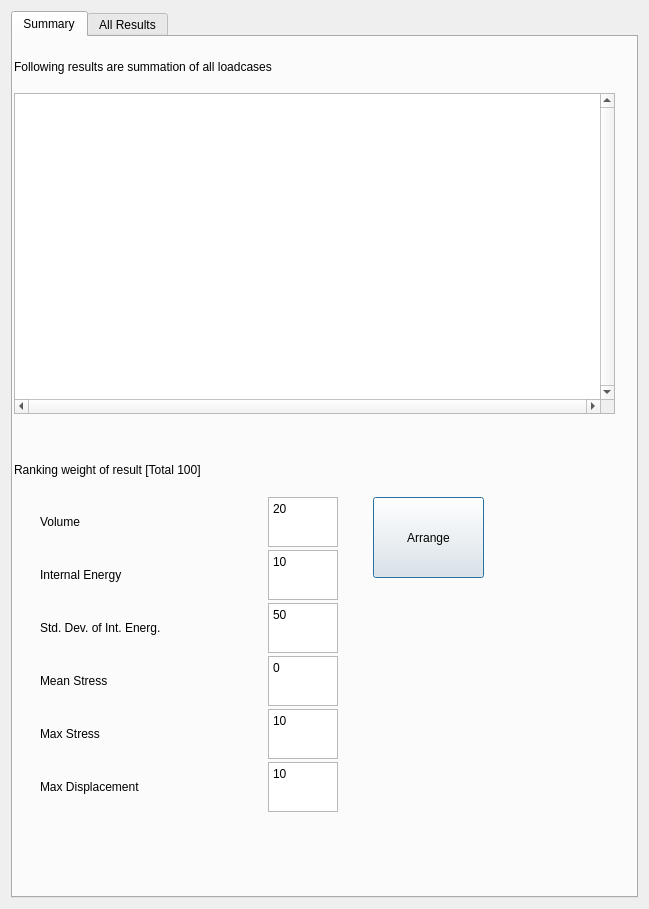
Old version of the form fembygen/Results.ui in the repository kyuhmi/FEMbyGEN.
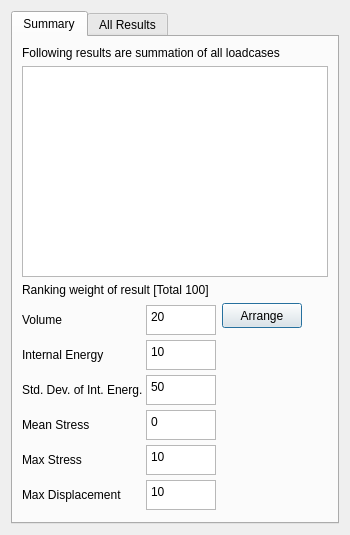
New version of the form. The open tabs and pages were chosen to show the change.

Commit message: added result table sorting

Diff of the .ui file:
```diff
--- a/fembygen/Results.ui
+++ b/fembygen/Results.ui
@@ -6,8 +6,8 @@
    <rect>
     <x>0</x>
     <y>0</y>
-    <width>649</width>
-    <height>909</height>
+    <width>350</width>
+    <height>535</height>
    </rect>
   </property>
   <property name="windowTitle">
@@ -19,7 +19,7 @@
      <property name="minimumSize">
       <size>
        <width>0</width>
-       <height>800</height>
+       <height>0</height>
       </size>
      </property>
      <property name="currentIndex">
@@ -29,27 +29,23 @@
       <attribute name="title">
        <string>Summary</string>
       </attribute>
+      <layout class="QHBoxLayout" name="horizontalLayout_2">
+       <item>
+        <layout class="QVBoxLayout" name="verticalLayout_3">
+         <item>
       <widget class="QLabel" name="label_2">
-       <property name="geometry">
-        <rect>
-         <x>1</x>
-         <y>15</y>
-         <width>585</width>
-         <height>29</height>
-        </rect>
-       </property>
        <property name="text">
         <string>Following results are summation of all loadcases</string>
        </property>
       </widget>
+         </item>
+         <item>
       <widget class="QTableView" name="resultsTable_sum">
-       <property name="geometry">
-        <rect>
-         <x>1</x>
-         <y>56</y>
-         <width>601</width>
-         <height>321</height>
-        </rect>
+           <property name="sizePolicy">
+            <sizepolicy hsizetype="Expanding" vsizetype="Expanding">
+             <horstretch>0</horstretch>
+             <verstretch>0</verstretch>
+            </sizepolicy>
        </property>
        <property name="minimumSize">
         <size>
@@ -67,38 +63,27 @@
         <string>Click the row to open file</string>
        </property>
        <property name="verticalScrollBarPolicy">
-        <enum>Qt::ScrollBarAlwaysOn</enum>
+            <enum>Qt::ScrollBarAsNeeded</enum>
        </property>
        <property name="horizontalScrollBarPolicy">
-        <enum>Qt::ScrollBarAlwaysOn</enum>
+            <enum>Qt::ScrollBarAsNeeded</enum>
        </property>
        <property name="sizeAdjustPolicy">
         <enum>QAbstractScrollArea::AdjustToContents</enum>
        </property>
       </widget>
+         </item>
+         <item>
       <widget class="QLabel" name="label_5">
-       <property name="geometry">
-        <rect>
-         <x>1</x>
-         <y>418</y>
-         <width>433</width>
-         <height>29</height>
-        </rect>
-       </property>
        <property name="text">
         <string>Ranking weight of result [Total 100]</string>
        </property>
       </widget>
-      <widget class="QWidget" name="gridLayoutWidget">
-       <property name="geometry">
-        <rect>
-         <x>2</x>
-         <y>460</y>
-         <width>349</width>
-         <height>317</height>
-        </rect>
-       </property>
-       <layout class="QGridLayout" name="gridLayout_2" rowstretch="1,1,0,0,0,0" columnstretch="1,1" rowminimumheight="2,2,0,0,0,0" columnminimumwidth="1,1">
+         </item>
+         <item>
+          <layout class="QHBoxLayout" name="horizontalLayout">
+           <item>
+            <layout class="QGridLayout" name="gridLayout_2" rowstretch="1,0,0,0,0,0" columnstretch="1,0">
         <property name="spacing">
          <number>3</number>
         </property>
@@ -113,7 +98,7 @@
           <property name="maximumSize">
            <size>
             <width>70</width>
-            <height>50</height>
+                 <height>30</height>
            </size>
           </property>
           <property name="plainText">
@@ -123,6 +108,12 @@
         </item>
         <item row="1" column="0">
          <widget class="QLabel" name="internalenergyL">
+               <property name="maximumSize">
+                <size>
+                 <width>16777215</width>
+                 <height>30</height>
+                </size>
+               </property>
           <property name="text">
            <string>Internal Energy</string>
           </property>
@@ -139,7 +130,7 @@
           <property name="maximumSize">
            <size>
             <width>70</width>
-            <height>50</height>
+                 <height>30</height>
            </size>
           </property>
           <property name="plainText">
@@ -152,7 +143,7 @@
           <property name="maximumSize">
            <size>
             <width>70</width>
-            <height>50</height>
+                 <height>30</height>
            </size>
           </property>
           <property name="plainText">
@@ -171,7 +162,7 @@
           <property name="maximumSize">
            <size>
             <width>70</width>
-            <height>50</height>
+                 <height>30</height>
            </size>
           </property>
           <property name="plainText">
@@ -184,7 +175,7 @@
           <property name="maximumSize">
            <size>
             <width>70</width>
-            <height>50</height>
+                 <height>30</height>
            </size>
           </property>
           <property name="plainText">
@@ -194,6 +185,12 @@
         </item>
         <item row="2" column="0">
          <widget class="QLabel" name="standarddeviationL">
+               <property name="maximumSize">
+                <size>
+                 <width>16777215</width>
+                 <height>30</height>
+                </size>
+               </property>
           <property name="text">
            <string>Std. Dev. of Int. Energ.</string>
           </property>
@@ -201,6 +198,12 @@
         </item>
         <item row="3" column="0">
          <widget class="QLabel" name="meanstressL">
+               <property name="maximumSize">
+                <size>
+                 <width>16777215</width>
+                 <height>30</height>
+                </size>
+               </property>
           <property name="text">
            <string>Mean Stress</string>
           </property>
@@ -211,7 +214,7 @@
           <property name="maximumSize">
            <size>
             <width>70</width>
-            <height>50</height>
+                 <height>30</height>
            </size>
           </property>
           <property name="plainText">
@@ -221,6 +224,12 @@
         </item>
         <item row="5" column="0">
          <widget class="QLabel" name="maxdisplacementL">
+               <property name="maximumSize">
+                <size>
+                 <width>16777215</width>
+                 <height>30</height>
+                </size>
+               </property>
           <property name="text">
            <string>Max Displacement</string>
           </property>
@@ -228,6 +237,12 @@
         </item>
         <item row="4" column="0">
          <widget class="QLabel" name="maxstressL">
+               <property name="maximumSize">
+                <size>
+                 <width>16777215</width>
+                 <height>30</height>
+                </size>
+               </property>
           <property name="text">
            <string>Max Stress</string>
           </property>
@@ -244,7 +259,7 @@
           <property name="maximumSize">
            <size>
             <width>200</width>
-            <height>50</height>
+                 <height>30</height>
            </size>
           </property>
           <property name="text">
@@ -256,20 +271,55 @@
          </widget>
         </item>
        </layout>
-      </widget>
-      <widget class="QPushButton" name="pushButton">
-       <property name="geometry">
-        <rect>
-         <x>360</x>
-         <y>460</y>
-         <width>111</width>
-         <height>81</height>
-        </rect>
+           </item>
+           <item>
+            <layout class="QVBoxLayout" name="verticalLayout_2">
+             <item>
+              <widget class="QPushButton" name="arrange">
+               <property name="minimumSize">
+                <size>
+                 <width>0</width>
+                 <height>25</height>
+                </size>
        </property>
        <property name="text">
         <string>Arrange</string>
        </property>
       </widget>
+             </item>
+             <item>
+              <spacer name="verticalSpacer">
+               <property name="orientation">
+                <enum>Qt::Vertical</enum>
+               </property>
+               <property name="sizeHint" stdset="0">
+                <size>
+                 <width>20</width>
+                 <height>25</height>
+                </size>
+               </property>
+              </spacer>
+             </item>
+            </layout>
+           </item>
+           <item>
+            <spacer name="horizontalSpacer">
+             <property name="orientation">
+              <enum>Qt::Horizontal</enum>
+             </property>
+             <property name="sizeHint" stdset="0">
+              <size>
+               <width>40</width>
+               <height>20</height>
+              </size>
+             </property>
+            </spacer>
+           </item>
+          </layout>
+         </item>
+        </layout>
+       </item>
+      </layout>
      </widget>
      <widget class="QWidget" name="allresults">
       <attribute name="title">
```
Left out of the diff: 34 changed lines with no effect on the pictures. Lines whose indentation alone changed are shown as unchanged. The commit also changes 4 other files.
